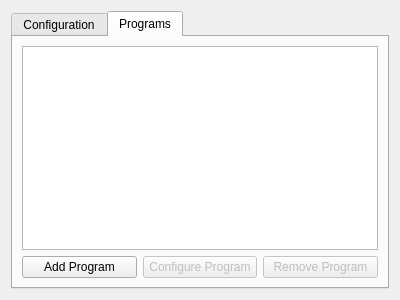
Above: molequeue/ui/queuesettingsdialog.ui from OpenChemistry/molequeue before the change. Below: the same form after it.
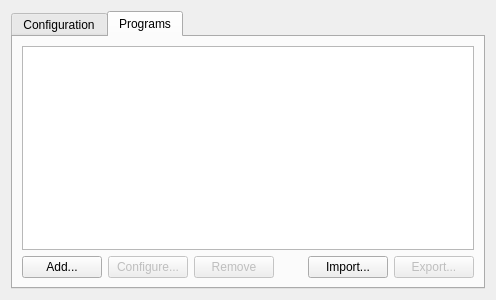
That is the form after the change. The open tabs and pages were chosen to show the change.

Commit message:
Implement import/export for queues and programs.
This also makes the UI for add/config/remove/export queues
and programs more consistent and fixes a bug where config/
remove queue could be called with no selected queues.

```diff
--- a/molequeue/ui/queuesettingsdialog.ui
+++ b/molequeue/ui/queuesettingsdialog.ui
@@ -6,7 +6,7 @@
    <rect>
     <x>0</x>
     <y>0</y>
-    <width>400</width>
+    <width>496</width>
     <height>300</height>
    </rect>
   </property>
@@ -116,7 +116,7 @@
          <item>
           <widget class="QPushButton" name="push_addProgram">
            <property name="text">
-            <string>Add Program</string>
+            <string>Add...</string>
            </property>
           </widget>
          </item>
@@ -126,7 +126,7 @@
             <bool>false</bool>
            </property>
            <property name="text">
-            <string>Configure Program</string>
+            <string>Configure...</string>
            </property>
           </widget>
          </item>
@@ -136,7 +136,37 @@
             <bool>false</bool>
            </property>
            <property name="text">
-            <string>Remove Program</string>
+            <string>Remove</string>
+           </property>
+          </widget>
+         </item>
+         <item>
+          <spacer name="horizontalSpacer">
+           <property name="orientation">
+            <enum>Qt::Horizontal</enum>
+           </property>
+           <property name="sizeHint" stdset="0">
+            <size>
+             <width>40</width>
+             <height>20</height>
+            </size>
+           </property>
+          </spacer>
+         </item>
+         <item>
+          <widget class="QPushButton" name="importProgramButton">
+           <property name="text">
+            <string>Import...</string>
+           </property>
+          </widget>
+         </item>
+         <item>
+          <widget class="QPushButton" name="exportProgramButton">
+           <property name="enabled">
+            <bool>false</bool>
+           </property>
+           <property name="text">
+            <string>Export...</string>
            </property>
           </widget>
          </item>
```
Left out of the diff: 18 changed lines with no effect on the pictures. The commit also changes 24 other files.
